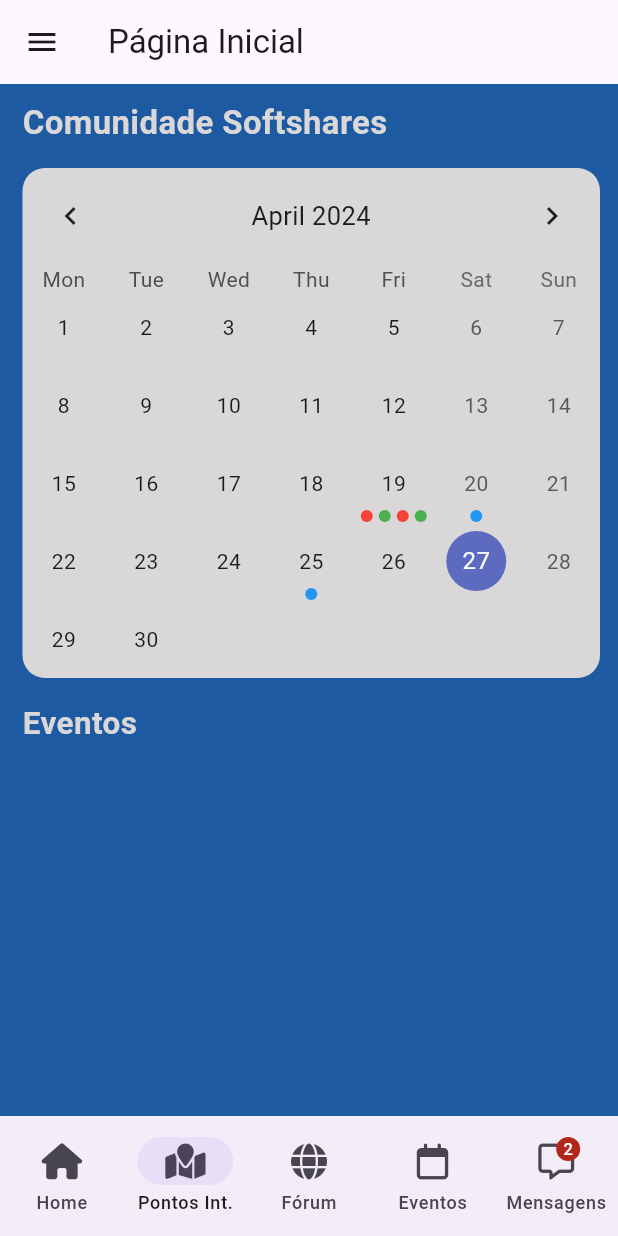
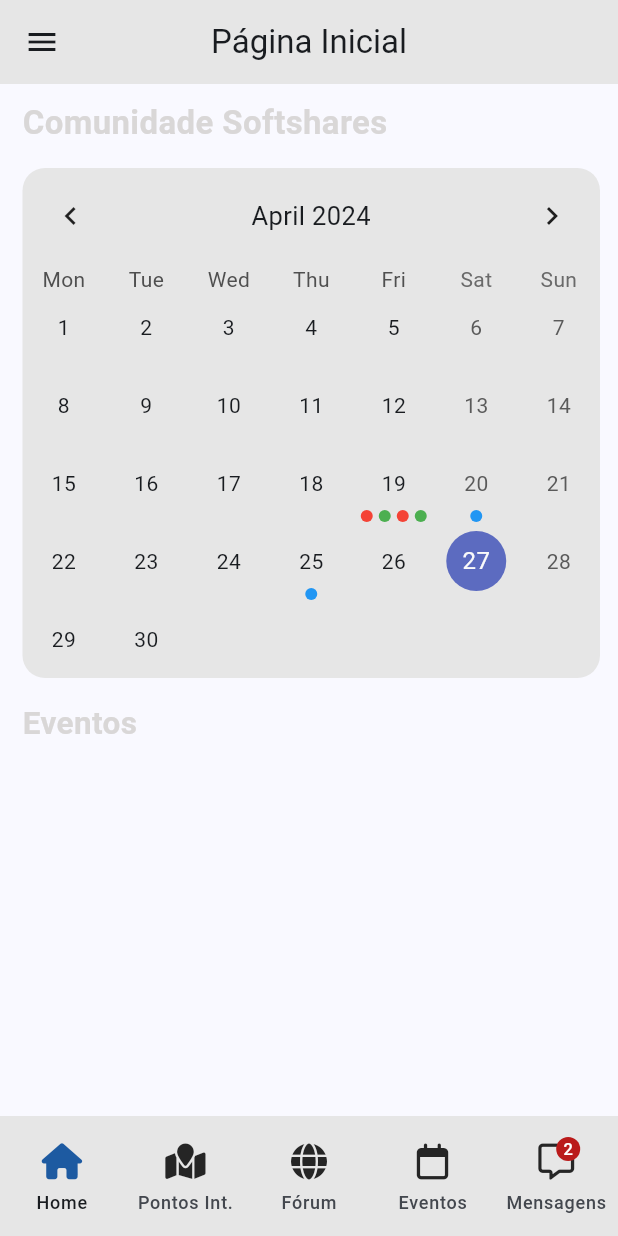
Before and after one commit to asousapt/softshares_mobile, a Flutter app: the screen it shows after launch, on a phone screen of 412 x 824 dp. Run offline on Flutter 3.47's test engine with Material 3 defaults, Android fonts, the phone set to English and light mode, and no system bars; drawn by our look-alikes of table_calendar; our stand-ins replace font_awesome_flutter.

Commit message:
Construcao de tema

```diff
--- a/lib/main.dart
+++ b/lib/main.dart
@@ -2,13 +2,14 @@ import 'package:flutter/material.dart';
 import 'package:softshares_mobile/screens/home.dart';
 import 'package:softshares_mobile/screens/perfil.dart';
 import 'package:softshares_mobile/models/utilizador.dart';
+import 'package:softshares_mobile/softshares_theme.dart';
 
 void main() {
   runApp(const MyApp());
 }
 
 class MyApp extends StatelessWidget {
-  const MyApp({Key? key}) : super(key: key);
+  const MyApp({super.key});
   @override
   Widget build(BuildContext context) {
     Utilizador utilizador = Utilizador(
@@ -24,6 +25,7 @@ class MyApp extends StatelessWidget {
     );
 
     return MaterialApp(
+      theme: SoftSharesTheme.lightTheme,
       routes: {
         '/perfil': (context) => ProfileScreen(
               utilizador: utilizador,
--- a/lib/screens/home.dart
+++ b/lib/screens/home.dart
@@ -87,7 +87,6 @@ class _HomeScreenState extends State<HomeScreen> {
     return Scaffold(
       drawer: const MainDrawer(),
       bottomNavigationBar: const BottomNavigation(),
-      backgroundColor: const Color.fromRGBO(29, 90, 161, 1),
       appBar: AppBar(
         title: const Text("Página Inicial"),
       ),
--- /dev/null
+++ b/lib/softshares_theme.dart
@@ -0,0 +1,34 @@
+import 'package:flutter/material.dart';
+
+class SoftSharesTheme {
+  static ThemeData lightTheme = ThemeData(
+    useMaterial3: true,
+    colorScheme: ColorScheme.fromSeed(
+        seedColor: const Color.fromRGBO(29, 90, 161, 1),
+        secondary: const Color.fromRGBO(4, 101, 217, 1),
+        background: const Color.fromRGBO(29, 90, 161, 1)),
+    canvasColor: const Color.fromRGBO(230, 230, 230, 1),
+    cardColor: const Color.fromRGBO(230, 230, 230, 1),
+    appBarTheme: const AppBarTheme(
+      backgroundColor: Color.fromRGBO(230, 230, 230, 1),
+      centerTitle: true,
+      actionsIconTheme: IconThemeData(
+        color: Color.fromRGBO(29, 90, 161, 1),
+      ),
+    ),
+    navigationBarTheme: NavigationBarThemeData(
+      iconTheme: MaterialStateProperty.resolveWith((states) {
+        if (states.contains(MaterialState.selected)) {
+          return const IconThemeData(
+            color: Color.fromRGBO(29, 90, 161, 1),
+          );
+        }
+        return const IconThemeData(
+          color: Color.fromRGBO(37, 37, 37, 1),
+        );
+      }),
+      indicatorColor: Colors.transparent,
+      backgroundColor: const Color.fromRGBO(230, 230, 230, 1),
+    ),
+  );
+}
--- a/lib/widgets/eventos/calendario.dart
+++ b/lib/widgets/eventos/calendario.dart
@@ -34,7 +34,7 @@ class TableCalendarWidget extends StatelessWidget {
   Widget build(BuildContext context) {
     return Container(
       decoration: BoxDecoration(
-          color: const Color.fromRGBO(217, 215, 215, 1),
+          color: Theme.of(context).canvasColor,
           borderRadius: BorderRadius.circular(15)),
       margin: const EdgeInsets.only(left: 15, right: 12),
       child: TableCalendar<EventTC>(
--- a/lib/widgets/eventos/event_list.dart
+++ b/lib/widgets/eventos/event_list.dart
@@ -31,7 +31,7 @@ class EventListView extends StatelessWidget {
                 ),
                 child: Container(
                     decoration: BoxDecoration(
-                        color: const Color.fromRGBO(217, 215, 215, 1),
+                        color: Theme.of(context).canvasColor,
                         borderRadius: BorderRadius.circular(15)),
                     child: EventItem(
                       evento: value[index],
--- a/lib/widgets/gerais/bottom_navigation.dart
+++ b/lib/widgets/gerais/bottom_navigation.dart
@@ -14,10 +14,10 @@ class _BottomNavigationState extends State<BottomNavigation> {
   @override
   Widget build(BuildContext context) {
     return NavigationBar(
-      selectedIndex: 1,
+      selectedIndex: 0,
       destinations: [
         NavigationDestination(
-            icon: FaIcon(FontAwesomeIcons.homeAlt), label: "Home"),
+            icon: FaIcon(FontAwesomeIcons.house), label: "Home"),
         NavigationDestination(
             icon: FaIcon(FontAwesomeIcons.mapLocation), label: "Pontos Int."),
         NavigationDestination(
--- a/lib/widgets/gerais/perfil/custom_tab.dart
+++ b/lib/widgets/gerais/perfil/custom_tab.dart
@@ -7,12 +7,13 @@ class CustomTab extends StatelessWidget {
   const CustomTab({
     required this.icon,
     required this.text,
+    super.key,
   });
 
   @override
   Widget build(BuildContext context) {
     return Container(
-      padding: EdgeInsets.symmetric(vertical: 8, horizontal: 16),
+      padding: const EdgeInsets.symmetric(vertical: 8, horizontal: 16),
       child: Row(
         children: [
           Icon(
@@ -22,7 +23,7 @@ class CustomTab extends StatelessWidget {
           const SizedBox(width: 8),
           Text(
             text,
-            style: TextStyle(fontSize: 11),
+            style: const TextStyle(fontSize: 11),
           ),
         ],
       ),
--- a/lib/widgets/gerais/perfil/tab_perfil.dart
+++ b/lib/widgets/gerais/perfil/tab_perfil.dart
@@ -139,6 +139,7 @@ class _TabPerfilState extends State<TabPerfil> with TickerProviderStateMixin {
                         maxLength: 60,
                         controller: _pnome,
                         decoration: InputDecoration(
+                          border: Theme.of(context).inputDecorationTheme.border,
                           label: Text("Primeiro nome"),
                         ),
                         onChanged: (value) {
@@ -150,6 +151,7 @@ class _TabPerfilState extends State<TabPerfil> with TickerProviderStateMixin {
                         keyboardType: TextInputType.text,
                         controller: _unome,
                         decoration: InputDecoration(
+                          border: Theme.of(context).inputDecorationTheme.border,
                           label: Text("último nome"),
                         ),
                         onChanged: (value) {
--- a/pubspec.yaml
+++ b/pubspec.yaml
@@ -37,6 +37,7 @@ dependencies:
   cupertino_icons: ^1.0.6
   table_calendar: ^3.1.1
   font_awesome_flutter: ^10.7.0
+  google_fonts: ^6.2.0
 
 dev_dependencies:
   flutter_test:
```
Also changed, not shown: lib/screens/perfil.dart (+4 -3 lines), pubspec.lock, 1 other file.
